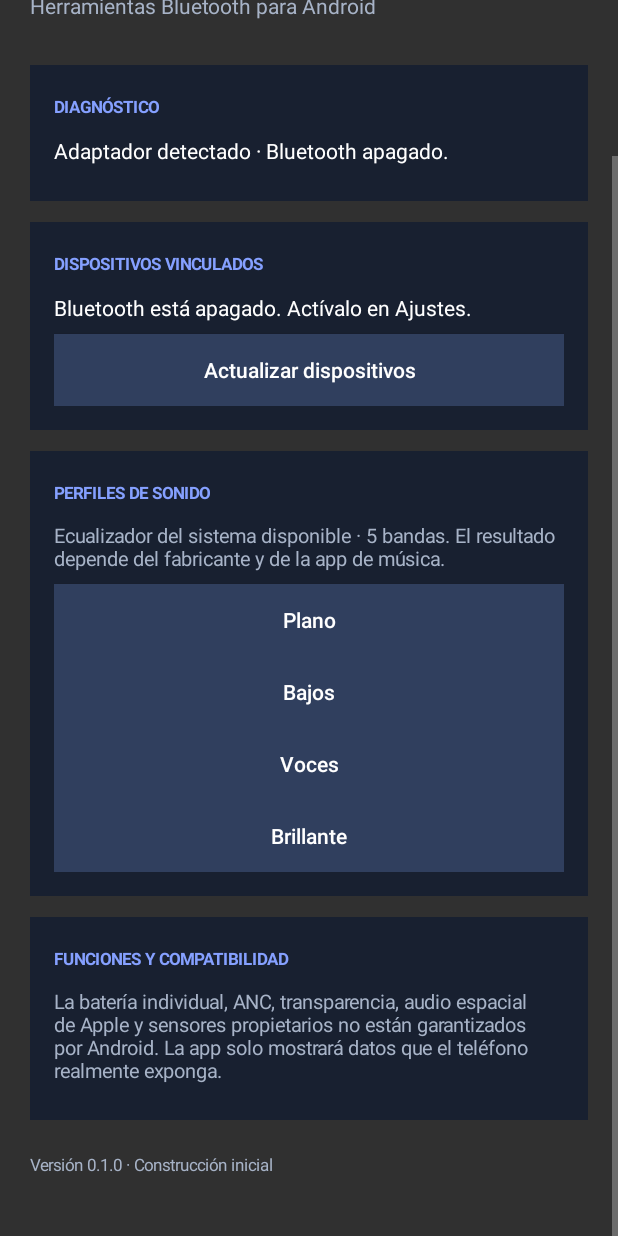
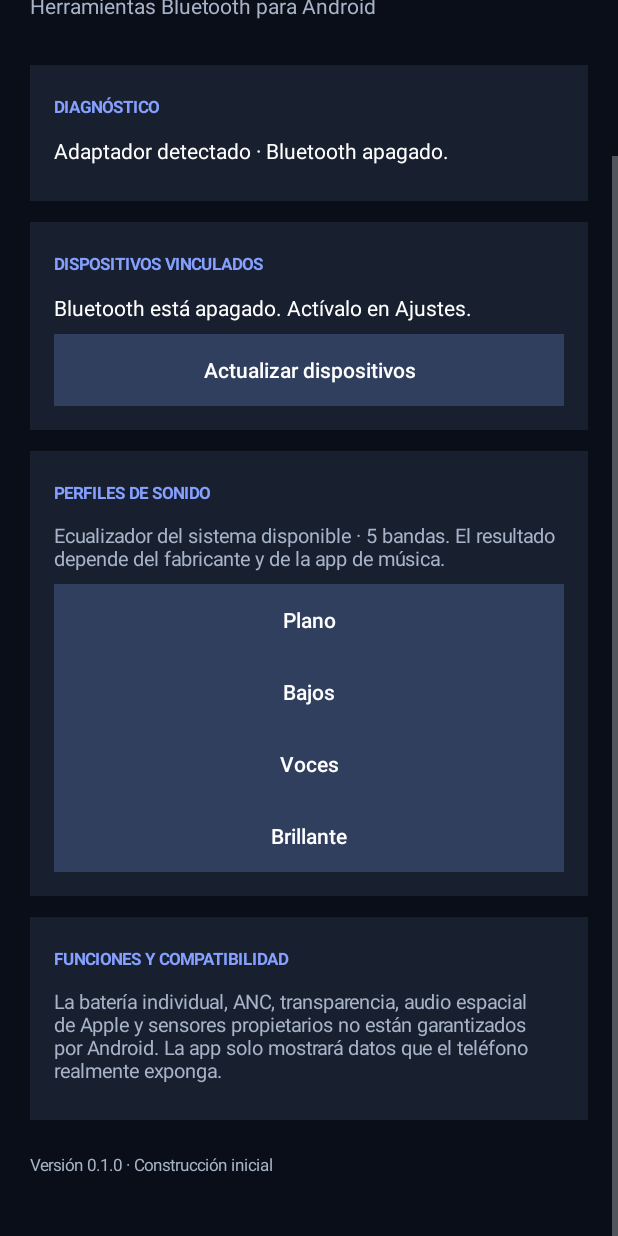
Before and after one commit to lapor9378-cmd/AirPods-Ultimate-Android, an Android app: the screen it shows after launch (MainActivity), scrolled down 119 dp, on a phone screen of 412 x 824 dp. Run offline under Robolectric (Android 15) with nearby library versions, the phone set to English and light mode, and no system bars.

Commit message:
Fix Kotlin UI background and permission callback types

```diff
--- a/app/src/main/java/com/airpodsultimate/MainActivity.kt
+++ b/app/src/main/java/com/airpodsultimate/MainActivity.kt
@@ -44,7 +44,7 @@ class MainActivity : ComponentActivity() {
             setPadding(dp(20), dp(30), dp(20), dp(32))
         }
         val scroll = ScrollView(this).apply {
-            setBackgroundColor(background)
+            setBackgroundColor(this@MainActivity.background)
             addView(content)
         }
         setContentView(scroll)
@@ -140,7 +140,7 @@ class MainActivity : ComponentActivity() {
         }
     }
 
-    override fun onRequestPermissionsResult(requestCode: Int, permissions: Array<out String>, grantResults: IntArray) {
+    override fun onRequestPermissionsResult(requestCode: Int, permissions: Array<String>, grantResults: IntArray) {
         super.onRequestPermissionsResult(requestCode, permissions, grantResults)
         if (requestCode == 41) refreshBluetooth()
     }
```
